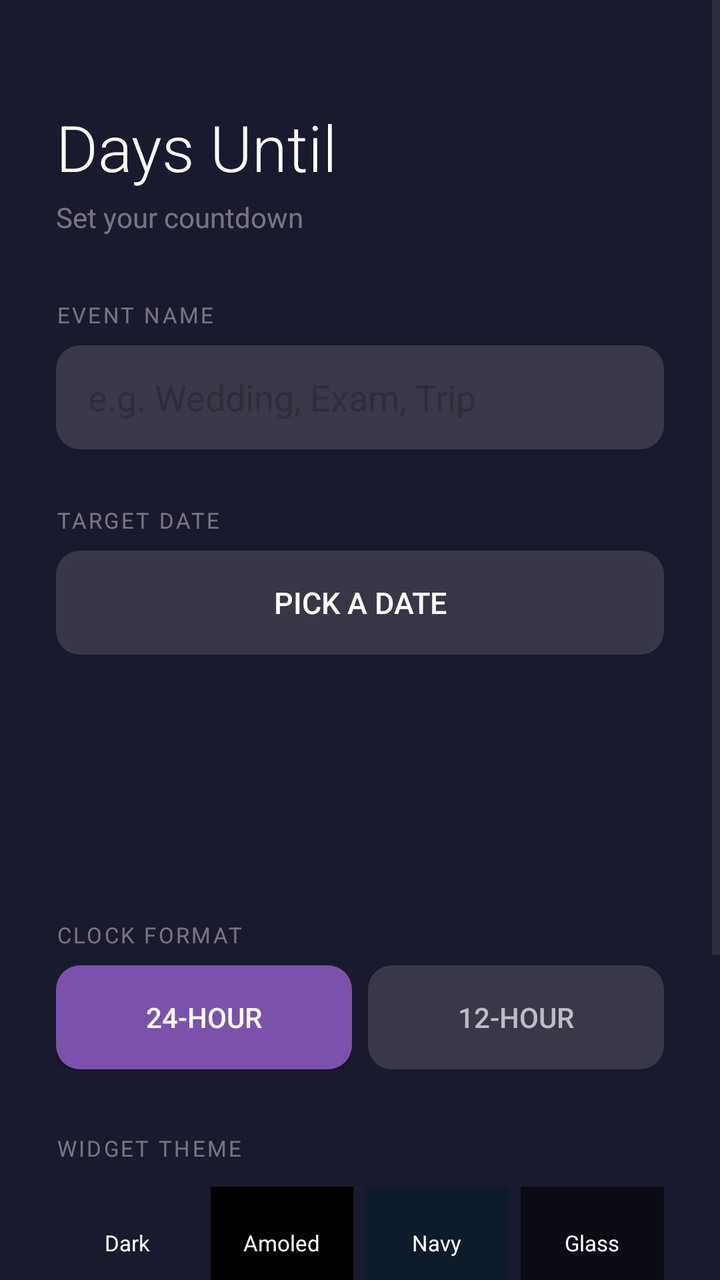
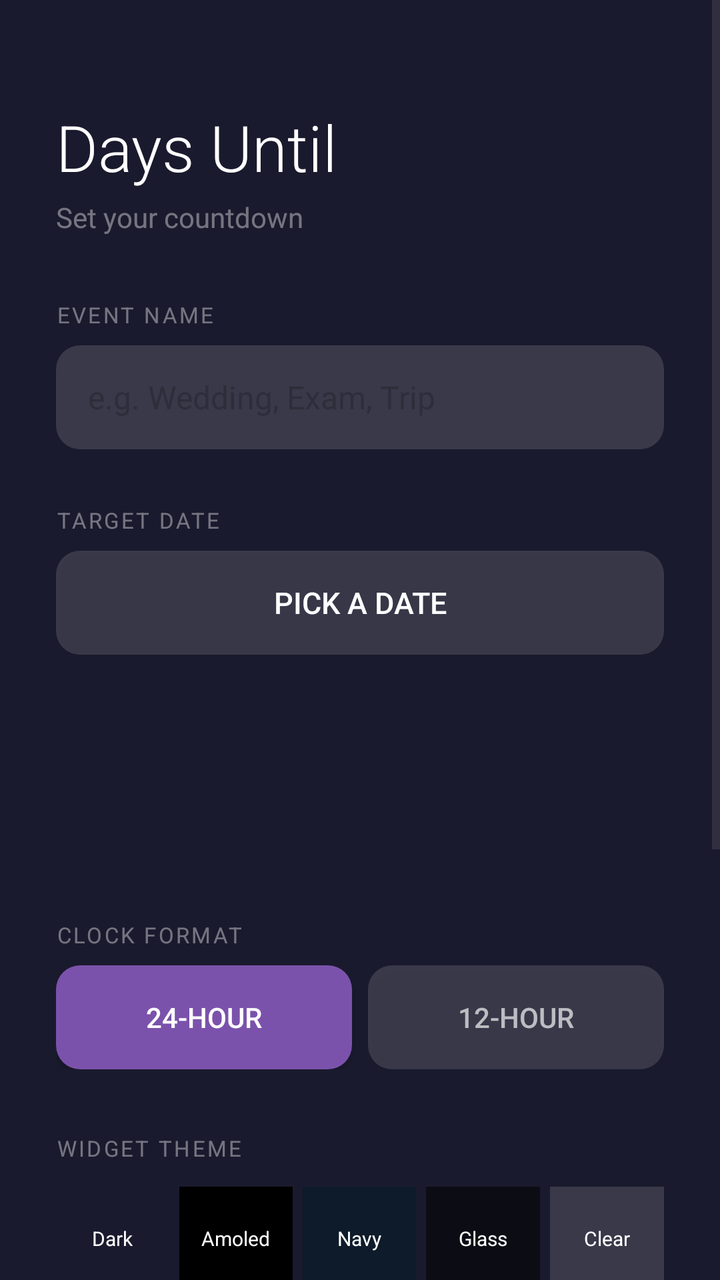

Two renders of the same Android screen: before a commit and after it. Below are the layout's source before the change and the commit's diff.
<!-- AndroidManifest.xml: application theme Theme.DaysUntil -->
<!-- res/layout/activity_main.xml -->
<?xml version="1.0" encoding="utf-8"?>
<ScrollView xmlns:android="http://schemas.android.com/apk/res/android"
    android:layout_width="match_parent"
    android:layout_height="match_parent"
    android:id="@+id/rootScrollView"
    android:background="#FF1A1A2E">
    <LinearLayout
        android:layout_width="match_parent"
        android:layout_height="wrap_content"
        android:orientation="vertical"
        android:padding="28dp">
        <TextView android:layout_width="wrap_content" android:layout_height="wrap_content"
            android:text="Days Until" android:textSize="32sp" android:textColor="#FFFFFF"
            android:fontFamily="sans-serif-light" android:layout_marginTop="24dp" android:layout_marginBottom="4dp"/>
        <TextView android:layout_width="wrap_content" android:layout_height="wrap_content"
            android:text="Set your countdown" android:textSize="14sp" android:textColor="#66FFFFFF"
            android:layout_marginBottom="32dp"/>
        <TextView android:layout_width="wrap_content" android:layout_height="wrap_content"
            android:text="EVENT NAME" android:textSize="11sp" android:textColor="#66FFFFFF"
            android:letterSpacing="0.1" android:layout_marginBottom="8dp"/>
        <EditText android:id="@+id/etEventName" android:layout_width="match_parent"
            android:layout_height="52dp" android:hint="e.g. Wedding, Exam, Trip"
            android:background="@drawable/input_bg" android:paddingStart="16dp"
            android:paddingEnd="16dp" android:inputType="text" android:layout_marginBottom="28dp"/>
        <TextView android:layout_width="wrap_content" android:layout_height="wrap_content"
            android:text="TARGET DATE" android:textSize="11sp" android:textColor="#66FFFFFF"
            android:letterSpacing="0.1" android:layout_marginBottom="8dp"/>
        <Button android:id="@+id/btnPickDate" android:layout_width="match_parent"
            android:layout_height="52dp" android:text="Pick a date" android:textColor="#FFFFFF"
            android:textSize="15sp" android:background="@drawable/input_bg" android:layout_marginBottom="12dp"/>
        <TextView android:id="@+id/tvSelectedDate" android:layout_width="wrap_content"
            android:layout_height="wrap_content" android:text="" android:textSize="15sp"
            android:textColor="#AAFFFFFF" android:layout_marginBottom="4dp"/>
        <TextView android:id="@+id/tvDaysLeft" android:layout_width="wrap_content"
            android:layout_height="wrap_content" android:text="" android:textSize="48sp"
            android:textColor="#FFFFFF" android:fontFamily="sans-serif-light" android:layout_marginBottom="32dp"/>
        <TextView android:layout_width="wrap_content" android:layout_height="wrap_content"
            android:text="CLOCK FORMAT" android:textSize="11sp" android:textColor="#66FFFFFF"
            android:letterSpacing="0.1" android:layout_marginBottom="8dp"/>
        <LinearLayout android:layout_width="match_parent" android:layout_height="52dp"
            android:orientation="horizontal" android:layout_marginBottom="32dp">
            <Button android:id="@+id/btn24hr" android:layout_width="0dp" android:layout_height="match_parent"
                android:layout_weight="1" android:text="24-Hour" android:textColor="#FFFFFF"
                android:textSize="14sp" android:background="@drawable/btn_primary_bg" android:layout_marginEnd="8dp"/>
            <Button android:id="@+id/btn12hr" android:layout_width="0dp" android:layout_height="match_parent"
                android:layout_weight="1" android:text="12-Hour" android:textColor="#AAFFFFFF"
                android:textSize="14sp" android:background="@drawable/input_bg"/>
        </LinearLayout>
        <TextView android:layout_width="wrap_content" android:layout_height="wrap_content"
            android:text="WIDGET THEME" android:textSize="11sp" android:textColor="#66FFFFFF"
            android:letterSpacing="0.1" android:layout_marginBottom="12dp"/>
        <LinearLayout android:layout_width="match_parent" android:layout_height="wrap_content"
            android:orientation="horizontal" android:layout_marginBottom="32dp">
            <LinearLayout android:id="@+id/themeDefault" android:layout_width="0dp"
                android:layout_height="56dp" android:layout_weight="1" android:background="#FF1A1A2E"
                android:gravity="center" android:layout_marginEnd="6dp">
                <TextView android:layout_width="wrap_content" android:layout_height="wrap_content"
                    android:text="Dark" android:textColor="#FFFFFF" android:textSize="11sp"/>
            </LinearLayout>
            <LinearLayout android:id="@+id/themeAmoled" android:layout_width="0dp"
                android:layout_height="56dp" android:layout_weight="1" android:background="#FF000000"
                android:gravity="center" android:layout_marginEnd="6dp">
                <TextView android:layout_width="wrap_content" android:layout_height="wrap_content"
                    android:text="Amoled" android:textColor="#FFFFFF" android:textSize="11sp"/>
            </LinearLayout>
            <LinearLayout android:id="@+id/themeNavy" android:layout_width="0dp"
                android:layout_height="56dp" android:layout_weight="1" android:background="#FF0D1B2A"
                android:gravity="center" android:layout_marginEnd="6dp">
                <TextView android:layout_width="wrap_content" android:layout_height="wrap_content"
                    android:text="Navy" android:textColor="#FFFFFF" android:textSize="11sp"/>
            </LinearLayout>
            <LinearLayout android:id="@+id/themeGlass" android:layout_width="0dp"
                android:layout_height="56dp" android:layout_weight="1" android:background="#88000000"
                android:gravity="center">
                <TextView android:layout_width="wrap_content" android:layout_height="wrap_content"
                    android:text="Glass" android:textColor="#FFFFFF" android:textSize="11sp"/>
            </LinearLayout>
        </LinearLayout>
        <Button android:id="@+id/btnSave" android:layout_width="match_parent"
            android:layout_height="56dp" android:text="Save &amp; Update Widget"
            android:textColor="#FFFFFF" android:textSize="16sp"
            android:background="@drawable/btn_primary_bg" android:layout_marginBottom="12dp"/>
        <Button android:id="@+id/btnAddWidget" android:layout_width="match_parent"
            android:layout_height="48dp" android:text="Add Widget to Home Screen"
            android:textColor="#AAFFFFFF" android:textSize="14sp"
            android:background="@drawable/input_bg" android:layout_marginBottom="16dp"/>
        <TextView android:layout_width="wrap_content" android:layout_height="wrap_content"
            android:text="Or long-press home screen → Widgets → Days Until"
            android:textSize="12sp" android:textColor="#44FFFFFF" android:gravity="center"
            android:layout_gravity="center_horizontal"/>
    </LinearLayout>
</ScrollView>
<!-- resources referenced by this layout -->
<resources>
  <!-- drawable btn_primary_bg (drawable) -->
  <?xml version="1.0" encoding="utf-8"?>
  <shape xmlns:android="http://schemas.android.com/apk/res/android">
      <solid android:color="#FF7B52AB"/>
      <corners android:radius="12dp"/>
  </shape>
  <!-- drawable input_bg (drawable) -->
  <?xml version="1.0" encoding="utf-8"?>
  <shape xmlns:android="http://schemas.android.com/apk/res/android">
      <solid android:color="#22FFFFFF"/>
      <corners android:radius="12dp"/>
  </shape>
  <style name="Theme.DaysUntil" parent="Theme.Material3.DayNight.NoActionBar">
          <item name="colorPrimary">@color/purple_500</item>
          <item name="colorPrimaryVariant">@color/purple_700</item>
          <item name="colorOnPrimary">@color/white</item>
          <item name="android:statusBarColor">@color/purple_700</item>
      </style>
  <color name="purple_500">#FF6750A4</color>
  <color name="purple_700">#FF6750A4</color>
  <color name="white">#FFFFFFFF</color>
</resources>

<!-- the commit's change to res/layout/activity_main.xml (unified diff, before → after) -->
@@ -20,6 +20,7 @@
             android:letterSpacing="0.1" android:layout_marginBottom="8dp"/>
         <EditText android:id="@+id/etEventName" android:layout_width="match_parent"
             android:layout_height="52dp" android:hint="e.g. Wedding, Exam, Trip"
+            android:textColor="#FFFFFF" android:textSize="16sp"
             android:background="@drawable/input_bg" android:paddingStart="16dp"
             android:paddingEnd="16dp" android:inputType="text" android:layout_marginBottom="28dp"/>
         <TextView android:layout_width="wrap_content" android:layout_height="wrap_content"
@@ -52,28 +53,64 @@
         <LinearLayout android:layout_width="match_parent" android:layout_height="wrap_content"
             android:orientation="horizontal" android:layout_marginBottom="32dp">
             <LinearLayout android:id="@+id/themeDefault" android:layout_width="0dp"
-                android:layout_height="56dp" android:layout_weight="1" android:background="#FF1A1A2E"
-                android:gravity="center" android:layout_marginEnd="6dp">
+                android:layout_height="52dp" android:layout_weight="1" android:background="#FF1A1A2E"
+                android:gravity="center" android:layout_marginEnd="5dp">
                 <TextView android:layout_width="wrap_content" android:layout_height="wrap_content"
-                    android:text="Dark" android:textColor="#FFFFFF" android:textSize="11sp"/>
+                    android:text="Dark" android:textColor="#FFFFFF" android:textSize="10sp"/>
             </LinearLayout>
             <LinearLayout android:id="@+id/themeAmoled" android:layout_width="0dp"
-                android:layout_height="56dp" android:layout_weight="1" android:background="#FF000000"
-                android:gravity="center" android:layout_marginEnd="6dp">
+                android:layout_height="52dp" android:layout_weight="1" android:background="#FF000000"
+                android:gravity="center" android:layout_marginEnd="5dp">
                 <TextView android:layout_width="wrap_content" android:layout_height="wrap_content"
-                    android:text="Amoled" android:textColor="#FFFFFF" android:textSize="11sp"/>
+                    android:text="Amoled" android:textColor="#FFFFFF" android:textSize="10sp"/>
             </LinearLayout>
             <LinearLayout android:id="@+id/themeNavy" android:layout_width="0dp"
-                android:layout_height="56dp" android:layout_weight="1" android:background="#FF0D1B2A"
-                android:gravity="center" android:layout_marginEnd="6dp">
+                android:layout_height="52dp" android:layout_weight="1" android:background="#FF0D1B2A"
+                android:gravity="center" android:layout_marginEnd="5dp">
                 <TextView android:layout_width="wrap_content" android:layout_height="wrap_content"
-                    android:text="Navy" android:textColor="#FFFFFF" android:textSize="11sp"/>
+                    android:text="Navy" android:textColor="#FFFFFF" android:textSize="10sp"/>
             </LinearLayout>
             <LinearLayout android:id="@+id/themeGlass" android:layout_width="0dp"
-                android:layout_height="56dp" android:layout_weight="1" android:background="#88000000"
+                android:layout_height="52dp" android:layout_weight="1" android:background="#88000000"
+                android:gravity="center" android:layout_marginEnd="5dp">
+                <TextView android:layout_width="wrap_content" android:layout_height="wrap_content"
+                    android:text="Glass" android:textColor="#FFFFFF" android:textSize="10sp"/>
+            </LinearLayout>
+            <LinearLayout android:id="@+id/themeTransparent" android:layout_width="0dp"
+                android:layout_height="52dp" android:layout_weight="1" android:background="#22FFFFFF"
                 android:gravity="center">
                 <TextView android:layout_width="wrap_content" android:layout_height="wrap_content"
-                    android:text="Glass" android:textColor="#FFFFFF" android:textSize="11sp"/>
+                    android:text="Clear" android:textColor="#FFFFFF" android:textSize="10sp"/>
+            </LinearLayout>
+        </LinearLayout>
+        <TextView android:layout_width="wrap_content" android:layout_height="wrap_content"
+            android:text="TEXT COLOR" android:textSize="11sp" android:textColor="#66FFFFFF"
+            android:letterSpacing="0.1" android:layout_marginBottom="12dp"/>
+        <LinearLayout android:layout_width="match_parent" android:layout_height="wrap_content"
+            android:orientation="horizontal" android:layout_marginBottom="32dp">
+            <LinearLayout android:id="@+id/textWhite" android:layout_width="0dp"
+                android:layout_height="52dp" android:layout_weight="1" android:background="#22FFFFFF"
+                android:gravity="center" android:layout_marginEnd="5dp">
+                <TextView android:layout_width="wrap_content" android:layout_height="wrap_content"
+                    android:text="White" android:textColor="#FFFFFF" android:textSize="10sp"/>
+            </LinearLayout>
+            <LinearLayout android:id="@+id/textYellow" android:layout_width="0dp"
+                android:layout_height="52dp" android:layout_weight="1" android:background="#22FFE066"
+                android:gravity="center" android:layout_marginEnd="5dp">
+                <TextView android:layout_width="wrap_content" android:layout_height="wrap_content"
+                    android:text="Warm" android:textColor="#FFE066" android:textSize="10sp"/>
+            </LinearLayout>
+            <LinearLayout android:id="@+id/textCyan" android:layout_width="0dp"
+                android:layout_height="52dp" android:layout_weight="1" android:background="#2266FFEE"
+                android:gravity="center" android:layout_marginEnd="5dp">
+                <TextView android:layout_width="wrap_content" android:layout_height="wrap_content"
+                    android:text="Cyan" android:textColor="#66FFEE" android:textSize="10sp"/>
+            </LinearLayout>
+            <LinearLayout android:id="@+id/textPink" android:layout_width="0dp"
+                android:layout_height="52dp" android:layout_weight="1" android:background="#22FF80AB"
+                android:gravity="center">
+                <TextView android:layout_width="wrap_content" android:layout_height="wrap_content"
+                    android:text="Pink" android:textColor="#FF80AB" android:textSize="10sp"/>
             </LinearLayout>
         </LinearLayout>
         <Button android:id="@+id/btnSave" android:layout_width="match_parent"
